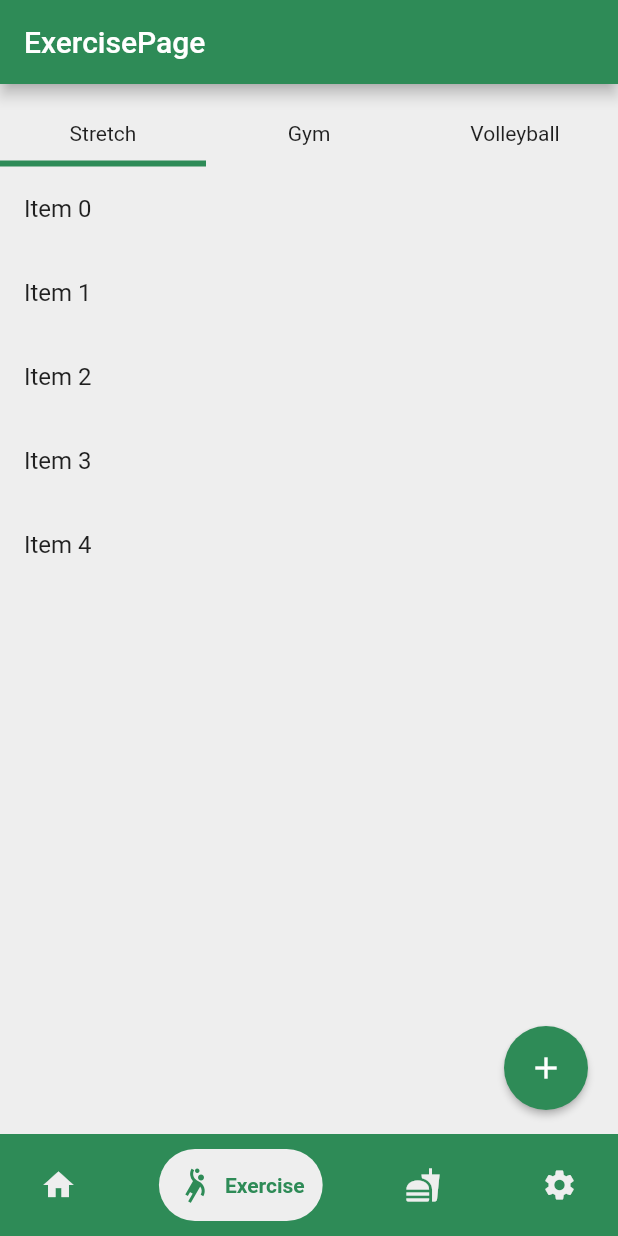
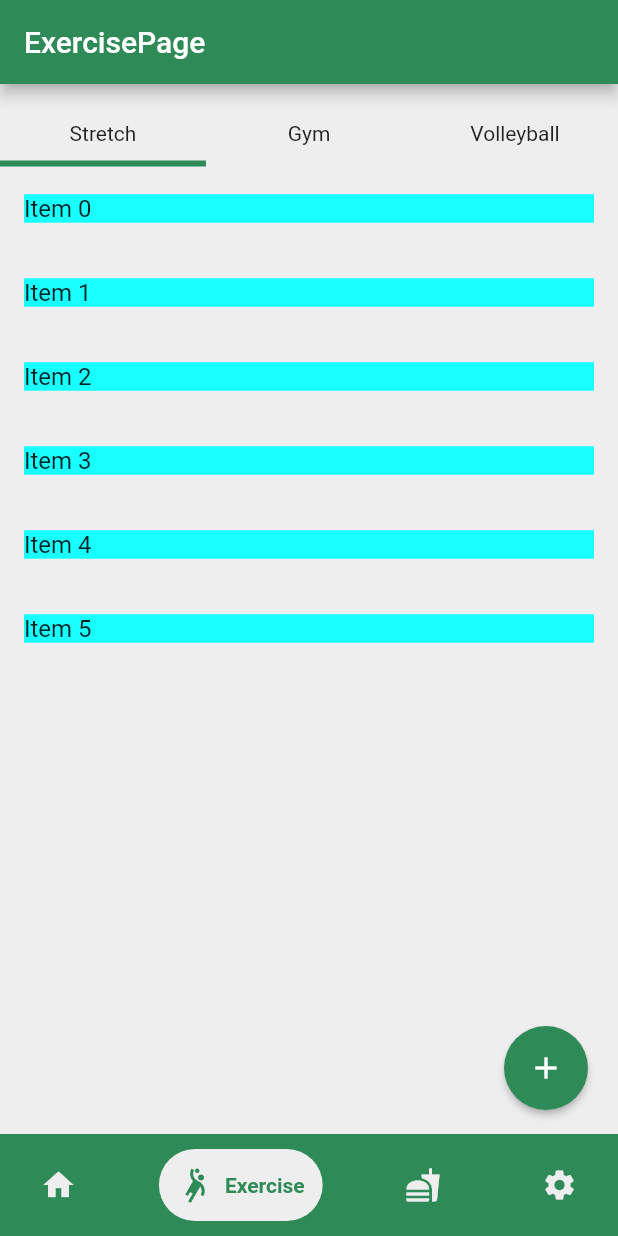
Before and after one commit to zysek11/LifestyleApplication, a Flutter app: the screen it shows after launch, item 2 of the bottom bar chosen, after a tap on the "add" icon, on a phone screen of 412 x 824 dp. Run offline on Flutter 3.47's test engine with Material 2 defaults, Android fonts, the light colour scheme and no system bars; drawn by our look-alikes of google_nav_bar.

Commit message:
mini updejcik zmiennej childcount

```diff
--- a/lib/Pages/exerciseMenu/ExerciseStretch.dart
+++ b/lib/Pages/exerciseMenu/ExerciseStretch.dart
@@ -8,6 +8,9 @@ class ExerciseStretch extends StatefulWidget {
 }
 
 class _ExerciseStretchState extends State<ExerciseStretch> {
+
+  int _itemCount = 5;
+
   @override
   Widget build(BuildContext context) {
     return Expanded(
@@ -19,10 +22,12 @@ class _ExerciseStretchState extends State<ExerciseStretch> {
                 delegate: SliverChildBuilderDelegate(
                       (BuildContext context, int index) {
                     return ListTile(
-                      title: Text('Item $index'),
+                      title: Container(
+                          color: Colors.cyanAccent,
+                          child: Text('Item $index')),
                     );
                   },
-                  childCount: 5,
+                  childCount: _itemCount,
                 ),
               ),
             ],
@@ -38,6 +43,9 @@ class _ExerciseStretchState extends State<ExerciseStretch> {
               ),
               onPressed: () {
                 print('Kliknięto!');
+                setState(() {
+                  _itemCount++;
+                });
                 // Tutaj dodaj swoją funkcję, która ma zostać wykonana po kliknięciu przycisku
               },
               child: const Icon(Icons.add),
```
